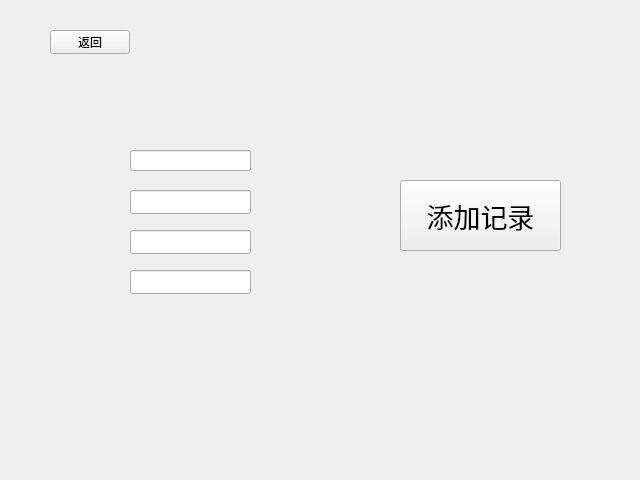
The window that QRCodeManagement_Raspi/4_AddInfo/addinfo.ui (Isabella98Liu/QRCodeManagement_Raspi) describes before a commit, drawn with Qt 5.
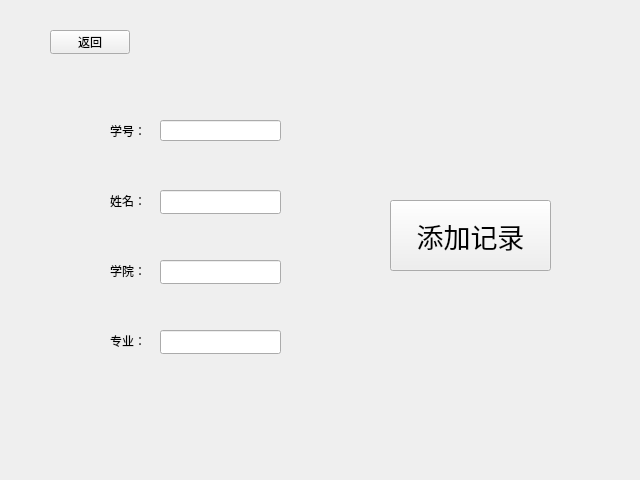
The same window after the commit.

The edit to the form file:
```diff
--- a/QRCodeManagement_Raspi/4_AddInfo/addinfo.ui
+++ b/QRCodeManagement_Raspi/4_AddInfo/addinfo.ui
@@ -16,8 +16,8 @@
   <widget class="QLineEdit" name="StdID">
    <property name="geometry">
     <rect>
-     <x>130</x>
-     <y>150</y>
+     <x>160</x>
+     <y>120</y>
      <width>121</width>
      <height>21</height>
     </rect>
@@ -26,7 +26,7 @@
   <widget class="QLineEdit" name="Name">
    <property name="geometry">
     <rect>
-     <x>130</x>
+     <x>160</x>
      <y>190</y>
      <width>121</width>
      <height>24</height>
@@ -36,8 +36,8 @@
   <widget class="QLineEdit" name="College">
    <property name="geometry">
     <rect>
-     <x>130</x>
-     <y>230</y>
+     <x>160</x>
+     <y>260</y>
      <width>121</width>
      <height>24</height>
     </rect>
@@ -46,8 +46,8 @@
   <widget class="QLineEdit" name="Major">
    <property name="geometry">
     <rect>
-     <x>130</x>
-     <y>270</y>
+     <x>160</x>
+     <y>330</y>
      <width>121</width>
      <height>24</height>
     </rect>
@@ -56,8 +56,8 @@
   <widget class="QPushButton" name="pushButton">
    <property name="geometry">
     <rect>
-     <x>400</x>
-     <y>180</y>
+     <x>390</x>
+     <y>200</y>
      <width>161</width>
      <height>71</height>
     </rect>
@@ -97,6 +97,58 @@
     <string/>
    </property>
   </widget>
+  <widget class="QLabel" name="label">
+   <property name="geometry">
+    <rect>
+     <x>110</x>
+     <y>120</y>
+     <width>51</width>
+     <height>21</height>
+    </rect>
+   </property>
+   <property name="text">
+    <string>学号：</string>
+   </property>
+  </widget>
+  <widget class="QLabel" name="label_2">
+   <property name="geometry">
+    <rect>
+     <x>110</x>
+     <y>190</y>
+     <width>51</width>
+     <height>21</height>
+    </rect>
+   </property>
+   <property name="text">
+    <string>姓名：</string>
+   </property>
+  </widget>
+  <widget class="QLabel" name="label_3">
+   <property name="geometry">
+    <rect>
+     <x>110</x>
+     <y>260</y>
+     <width>51</width>
+     <height>21</height>
+    </rect>
+   </property>
+   <property name="text">
+    <string>学院：</string>
+   </property>
+  </widget>
+  <widget class="QLabel" name="label_4">
+   <property name="geometry">
+    <rect>
+     <x>110</x>
+     <y>330</y>
+     <width>51</width>
+     <height>21</height>
+    </rect>
+   </property>
+   <property name="text">
+    <string>专业：</string>
+   </property>
+  </widget>
  </widget>
  <resources/>
  <connections/>
```
